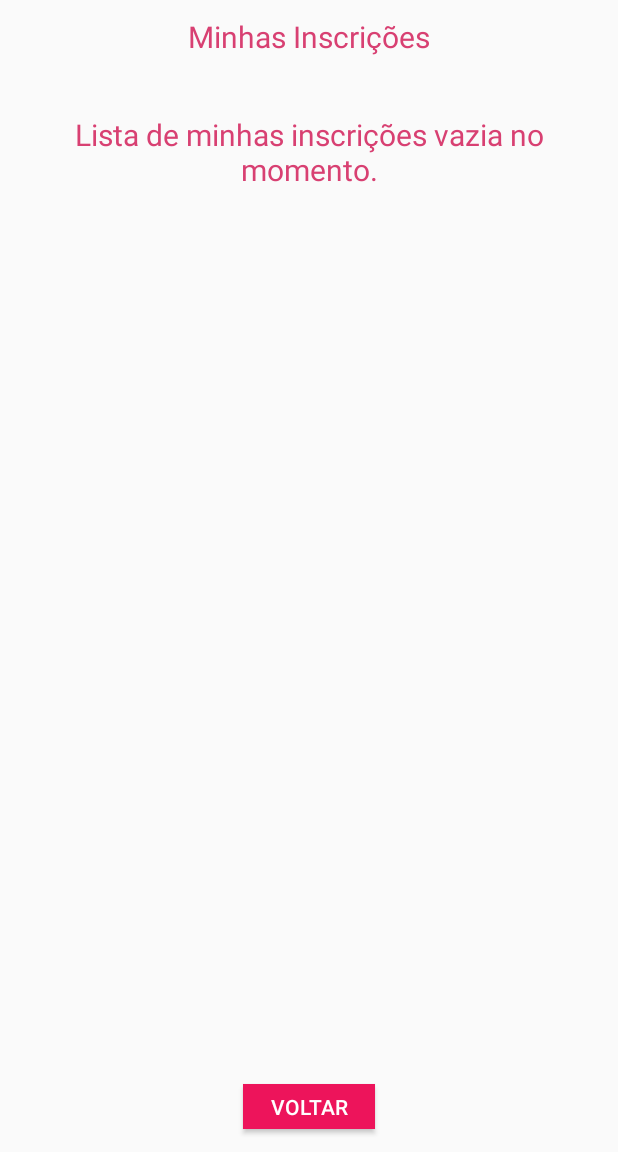
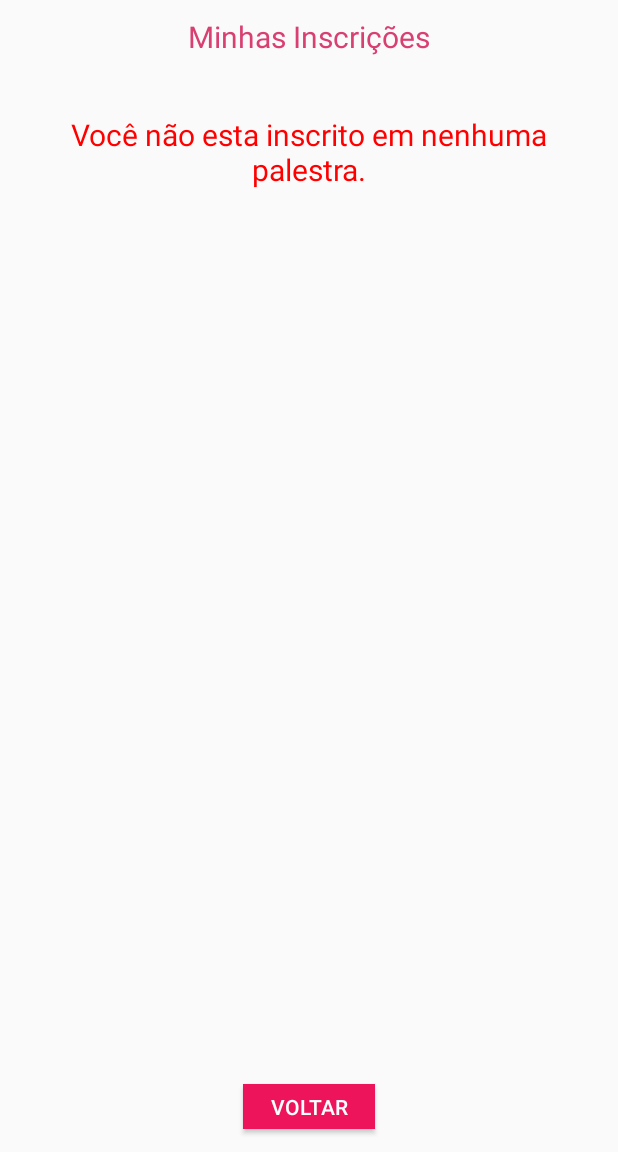
Before and after one commit to jose-leles/desafio-palestras, an Android app: the screen it shows after launch (MainActivity), in the side drawer, after a tap on "Ver Minhas Inscrições", on a phone screen of 412 x 824 dp, the part 84-1236 px from its top. Run offline under Robolectric (Android 15) with nearby library versions, the phone set to English and light mode, and no system bars; our stand-ins replace Picasso; pictures from the network do not load; 3 statements that could not run were skipped.

Commit message:
terminado com todas validacoes e regras

```diff
--- a/mobile/fiapDesafio/app/src/main/java/br/com/joseleles/fiapdesafio/views/fragments/FragmentDetalhes.java
+++ b/mobile/fiapDesafio/app/src/main/java/br/com/joseleles/fiapdesafio/views/fragments/FragmentDetalhes.java
@@ -88,6 +88,12 @@ public class FragmentDetalhes extends FragmentBase {
             v.setVisibility(View.GONE);
             btnEnviar.setVisibility(View.VISIBLE);
         });
+        if(palestra.getQtdVagasDisponiveis() ==0){
+            btnInscrever.setVisibility(View.GONE);
+            textAgendado.setVisibility(View.VISIBLE);
+            textAgendado.setTextColor(getResources().getColor(R.color.vermelho));
+            textAgendado.setText(String.format(getString(R.string.vagas_estotadas_detalhes)));
+        }
 
         btnEnviar = root.findViewById(R.id.button_enviar_solicitacao);
         btnEnviar.setOnClickListener(v->{
--- a/mobile/fiapDesafio/app/src/main/res/layout/fragment_minhas_palestras.xml
+++ b/mobile/fiapDesafio/app/src/main/res/layout/fragment_minhas_palestras.xml
@@ -32,9 +32,9 @@
         android:layout_height="0dp"
         android:layout_gravity="center"
         android:layout_margin="5dp"
-        android:text="Lista de minhas inscrições vazia no momento."
+        android:text="Você não esta inscrito em nenhuma palestra."
         android:textAlignment="center"
-        android:textColor="@color/colorAccent"
+        android:textColor="@color/vermelho"
         android:textSize="20dp"
         android:visibility="gone"
         android:layout_weight="0.92"/>
--- a/mobile/fiapDesafio/app/src/main/res/values/strings.xml
+++ b/mobile/fiapDesafio/app/src/main/res/values/strings.xml
@@ -9,4 +9,5 @@
     <string name="no">Não</string>
     <string name="ok">Ok</string>
     <string name="text_agendado" >Você está inscrito desde %s %s</string>
+    <string name="vagas_estotadas_detalhes">Vagas esgotadas!</string>
 </resources>
```
